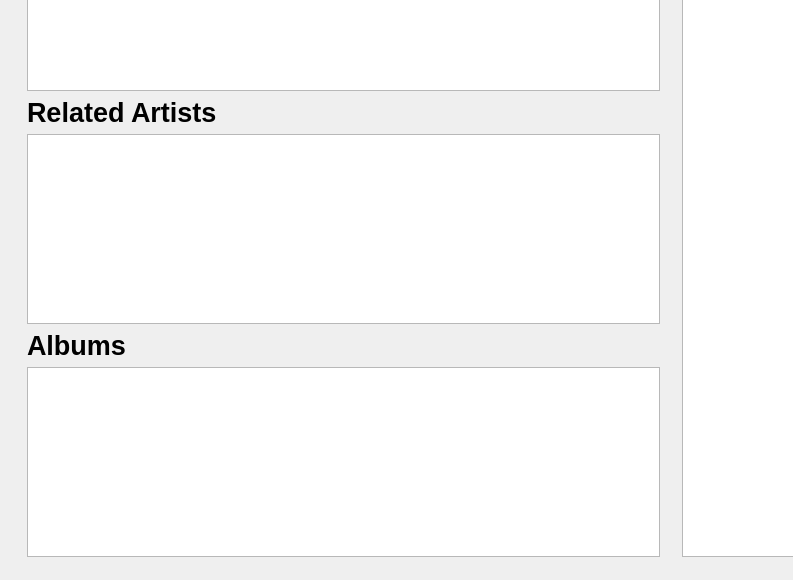
tomahawk-player/tomahawk, file src/libtomahawk/widgets/infowidgets/ArtistInfoWidget.ui: the form before one commit; both pictures show x 0 to 793 and y 269 to 849 of the 965 by 849 pixel window.
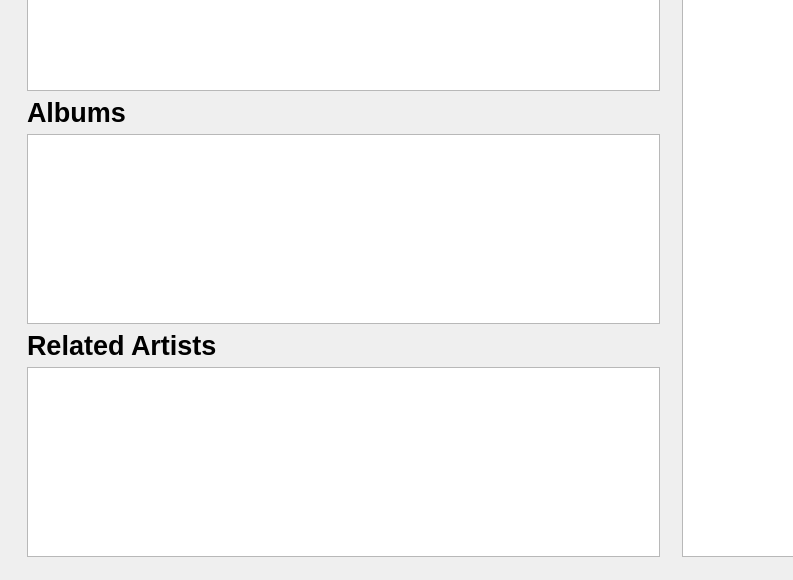
The form after the commit. Custom widgets are drawn as their Qt base class.

Commit message: * Swap Albums & Related Artists.

The edit to the form file:
```diff
--- a/src/libtomahawk/widgets/infowidgets/ArtistInfoWidget.ui
+++ b/src/libtomahawk/widgets/infowidgets/ArtistInfoWidget.ui
@@ -61,7 +61,7 @@
         </widget>
        </item>
        <item>
-        <widget class="QLabel" name="label_2">
+        <widget class="QLabel" name="label_3">
          <property name="font">
           <font>
            <family>Arial</family>
@@ -71,7 +71,7 @@
           </font>
          </property>
          <property name="text">
-          <string>Related Artists</string>
+          <string>Albums</string>
          </property>
          <property name="margin">
           <number>0</number>
@@ -79,7 +79,7 @@
         </widget>
        </item>
        <item>
-        <widget class="GridView" name="relatedArtists">
+        <widget class="GridView" name="albums">
          <property name="sizePolicy">
           <sizepolicy hsizetype="Expanding" vsizetype="Fixed">
            <horstretch>0</horstretch>
@@ -95,18 +95,17 @@
         </widget>
        </item>
        <item>
-        <widget class="QLabel" name="label_3">
+        <widget class="QLabel" name="label_2">
          <property name="font">
           <font>
            <family>Arial</family>
            <pointsize>20</pointsize>
            <weight>75</weight>
            <bold>true</bold>
-           <kerning>true</kerning>
           </font>
          </property>
          <property name="text">
-          <string>Albums</string>
+          <string>Related Artists</string>
          </property>
          <property name="margin">
           <number>0</number>
@@ -114,7 +113,7 @@
         </widget>
        </item>
        <item>
-        <widget class="GridView" name="albums">
+        <widget class="GridView" name="relatedArtists">
          <property name="sizePolicy">
           <sizepolicy hsizetype="Expanding" vsizetype="Fixed">
            <horstretch>0</horstretch>
```
